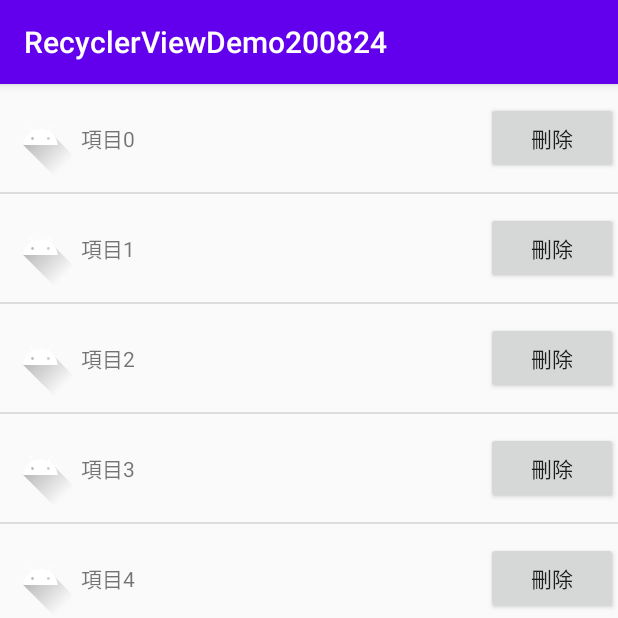
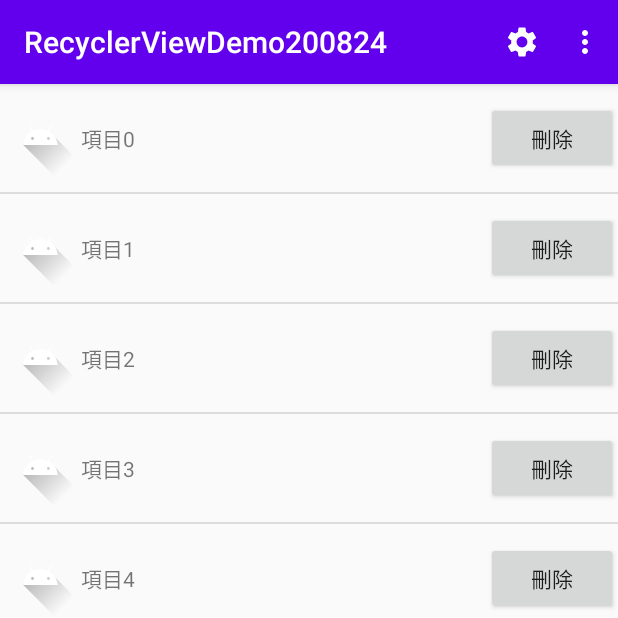
Before and after one commit to WebberLu/RecyclerViewDemo200824, an Android app: the screen it shows after launch (MainActivity), on a phone screen of 412 x 824 dp, the top half of it. Run offline under Robolectric (Android 15) with nearby library versions, the phone set to English and light mode, and no system bars.

Commit message:
Day 17 - 建立選單(Menu) https://ithelp.ithome.com.tw/articles/10188217

```diff
--- /dev/null
+++ b/app/src/main/res/drawable/ic_settings.xml
@@ -0,0 +1,9 @@
+<vector xmlns:android="http://schemas.android.com/apk/res/android"
+    android:width="24dp"
+    android:height="24dp"
+    android:viewportWidth="24"
+    android:viewportHeight="24">
+  <path
+      android:pathData="M19.14,12.94c0.04,-0.3 0.06,-0.61 0.06,-0.94c0,-0.32 -0.02,-0.64 -0.07,-0.94l2.03,-1.58c0.18,-0.14 0.23,-0.41 0.12,-0.61l-1.92,-3.32c-0.12,-0.22 -0.37,-0.29 -0.59,-0.22l-2.39,0.96c-0.5,-0.38 -1.03,-0.7 -1.62,-0.94L14.4,2.81c-0.04,-0.24 -0.24,-0.41 -0.48,-0.41h-3.84c-0.24,0 -0.43,0.17 -0.47,0.41L9.25,5.35C8.66,5.59 8.12,5.92 7.63,6.29L5.24,5.33c-0.22,-0.08 -0.47,0 -0.59,0.22L2.74,8.87C2.62,9.08 2.66,9.34 2.86,9.48l2.03,1.58C4.84,11.36 4.8,11.69 4.8,12s0.02,0.64 0.07,0.94l-2.03,1.58c-0.18,0.14 -0.23,0.41 -0.12,0.61l1.92,3.32c0.12,0.22 0.37,0.29 0.59,0.22l2.39,-0.96c0.5,0.38 1.03,0.7 1.62,0.94l0.36,2.54c0.05,0.24 0.24,0.41 0.48,0.41h3.84c0.24,0 0.44,-0.17 0.47,-0.41l0.36,-2.54c0.59,-0.24 1.13,-0.56 1.62,-0.94l2.39,0.96c0.22,0.08 0.47,0 0.59,-0.22l1.92,-3.32c0.12,-0.22 0.07,-0.47 -0.12,-0.61L19.14,12.94zM12,15.6c-1.98,0 -3.6,-1.62 -3.6,-3.6s1.62,-3.6 3.6,-3.6s3.6,1.62 3.6,3.6S13.98,15.6 12,15.6z"
+      android:fillColor="#ffffff"/>
+</vector>
--- /dev/null
+++ b/app/src/main/res/menu/menu_main.xml
@@ -0,0 +1,21 @@
+<?xml version="1.0" encoding="utf-8"?>
+<menu xmlns:android="http://schemas.android.com/apk/res/android"
+    xmlns:app="http://schemas.android.com/apk/res-auto">
+
+    <item
+        android:id="@+id/action_settings"
+        android:icon="@drawable/ic_settings"
+        android:title="設定"
+        app:showAsAction="ifRoom" />
+
+    <item
+        android:id="@+id/action_help"
+        android:title="使用說明"
+        app:showAsAction="never" />
+
+    <item
+        android:id="@+id/action_about"
+        android:title="關於"
+        app:showAsAction="never" />
+
+</menu>
```
Also changed, not shown: app/src/main/java/com/wl/recyclerviewdemo200824/MainActivity.kt (+29 -1 lines).
